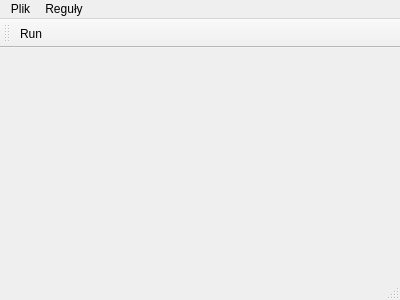
Above: src/mainwindow.ui from ferinder/GameOfLife before the change. Below: the same form after it.
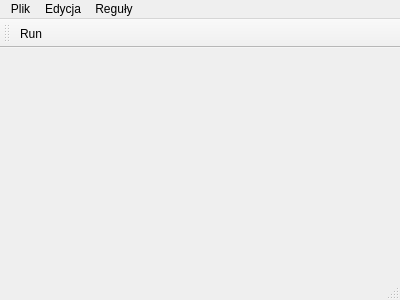
That is the form after the change. Icons and pictures are not drawn.

Patch:
```diff
--- a/src/mainwindow.ui
+++ b/src/mainwindow.ui
@@ -42,7 +42,16 @@
     <addaction name="actionAdd_rule"/>
     <addaction name="actionDelete_rule"/>
    </widget>
+   <widget class="QMenu" name="menuEdycja">
+    <property name="title">
+     <string>Edycja</string>
+    </property>
+    <addaction name="actionWybierz_regu"/>
+    <addaction name="separator"/>
+    <addaction name="actionUstawienia"/>
+   </widget>
    <addaction name="menuPlik"/>
+   <addaction name="menuEdycja"/>
    <addaction name="menuRules"/>
   </widget>
   <widget class="QToolBar" name="mainToolBar">
```
Left out of the diff: 10 changed lines with no effect on the pictures.
